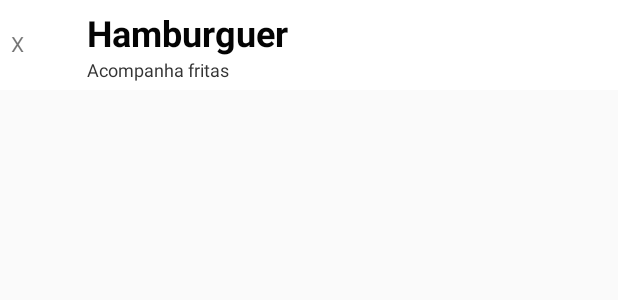
After one commit to Gabriel-Bur/gerenciador-pedidos, an Android app: the layout list_row.xml on its own in the app's theme, with its tools: preview values and no code run, on a phone screen of 412 x 824 dp. The commit adds this screen. Shown: the top 300 px of the screen. Run offline under Robolectric (Android 15) with nearby library versions, the phone set to English and light mode, and no system bars.

Commit message:
versão 1.0.0 funcional

```diff
--- a/app/src/main/java/com/infnet/android/gerenciador_pedidos/CardapioActivity.java
+++ b/app/src/main/java/com/infnet/android/gerenciador_pedidos/CardapioActivity.java
@@ -102,6 +102,7 @@ public class CardapioActivity extends AppCompatActivity {
                 for (DataSnapshot child : dataSnapshot.getChildren()){
                     Item item = child.getValue(Item.class);
                     listaDePratos.add(item);
+
                 }
             }
 
--- a/app/src/main/java/com/infnet/android/gerenciador_pedidos/EditActivity.java
+++ b/app/src/main/java/com/infnet/android/gerenciador_pedidos/EditActivity.java
@@ -190,7 +190,7 @@ public class EditActivity extends AppCompatActivity {
                     int groupPosition = ExpandableListView.getPackedPositionGroup(id);
                     int childPosition = ExpandableListView.getPackedPositionChild(id);
 
-                    DatabaseReference toRemove = referenciaToRemove.child(listaDataHeader.get(groupPosition).toLowerCase()).child(hashMap.get(listaDataHeader.get(groupPosition)).get(childPosition).getItemId());
+                    DatabaseReference toRemove = referenciaToRemove.child(listaDataHeader.get(groupPosition).toLowerCase()) .child(hashMap.get(listaDataHeader.get(groupPosition)).get(childPosition).getItemId());
                     toRemove.removeValue();
                     Toast.makeText(EditActivity.this, "Produto Excluido", Toast.LENGTH_SHORT).show();
                     finish();
--- /dev/null
+++ b/app/src/main/res/drawable/gradient_bg.xml
@@ -0,0 +1,9 @@
+<?xml version="1.0" encoding="utf-8"?>
+<shape xmlns:android="http://schemas.android.com/apk/res/android"
+    android:shape="rectangle">
+    <gradient
+        android:startColor="#ffffff"
+        android:centerColor="#ffffff"
+        android:endColor="#ffffff"
+        android:angle="270" />
+</shape>
--- /dev/null
+++ b/app/src/main/res/drawable/gradient_bg_hover.xml
@@ -0,0 +1,8 @@
+<?xml version="1.0" encoding="utf-8"?>
+<shape xmlns:android="http://schemas.android.com/apk/res/android">
+    <gradient
+        android:startColor="#18d7e5"
+        android:centerColor="#16cedb"
+        android:endColor="#09adb9"
+        android:angle="270" />
+</shape>
--- /dev/null
+++ b/app/src/main/res/drawable/list_selector.xml
@@ -0,0 +1,14 @@
+<?xml version="1.0" encoding="utf-8"?>
+<selector xmlns:android="http://schemas.android.com/apk/res/android">
+    <item
+        android:state_selected="false"
+        android:state_pressed="false"
+        android:drawable="@drawable/gradient_bg" />
+
+    <item android:state_pressed="true"
+        android:drawable="@drawable/gradient_bg_hover" />
+
+    <item android:state_selected="true"
+        android:state_pressed="false"
+        android:drawable="@drawable/gradient_bg_hover" />
+</selector>
--- a/app/src/main/res/layout/activity_encerrar.xml
+++ b/app/src/main/res/layout/activity_encerrar.xml
@@ -24,7 +24,10 @@
         android:layout_alignParentEnd="true"
         android:layout_alignParentRight="true"
         android:layout_below="@+id/encerrar_mesaNumLabel"
-        android:padding="5dp" />
+        android:padding="5dp"
+        android:listSelector="@drawable/list_selector"
+        android:dividerHeight="1dp"
+        android:divider="#b5b5b5"/>
 
     <Button
         android:id="@+id/encerrar_pagamentoBtn"
--- /dev/null
+++ b/app/src/main/res/layout/list_row.xml
@@ -0,0 +1,62 @@
+<?xml version="1.0" encoding="utf-8"?>
+<RelativeLayout xmlns:android="http://schemas.android.com/apk/res/android"
+    android:layout_width="fill_parent"
+    android:layout_height="wrap_content"
+    android:background="@drawable/list_selector"
+    android:orientation="horizontal"
+    android:padding="5dip" >
+
+    <!--  ListRow Left sied Thumbnail image -->
+    <LinearLayout android:id="@+id/thumbnail"
+        android:layout_width="wrap_content"
+        android:layout_height="wrap_content"
+        android:padding="2dp"
+        android:layout_alignParentTop="true"
+        android:layout_alignParentLeft="true"
+        android:layout_alignParentStart="true"
+        android:weightSum="1">
+
+        <TextView
+            android:id="@+id/textView2"
+            android:layout_width="wrap_content"
+            android:layout_height="wrap_content"
+            android:text="X" />
+
+        <TextView
+            android:id="@+id/qtd_list"
+            android:layout_width="40dip"
+            android:layout_height="40dip"
+            android:textSize="25sp" />
+
+    </LinearLayout>
+
+    <!-- Title Of Song-->
+    <TextView
+        android:id="@+id/item"
+        android:layout_width="wrap_content"
+        android:layout_height="wrap_content"
+        android:text="Hamburguer"
+        android:textColor="#040404"
+        android:textSize="24sp"
+        android:textStyle="bold"
+        android:typeface="sans"
+        android:layout_alignParentTop="true"
+        android:layout_toRightOf="@+id/thumbnail"
+        android:layout_toEndOf="@+id/thumbnail" />
+
+    <!-- Artist Name -->
+    <TextView
+        android:id="@+id/description"
+        android:layout_width="fill_parent"
+        android:layout_height="wrap_content"
+        android:text="Acompanha fritas"
+        android:textColor="#343434"
+        android:textSize="12sp"
+        android:layout_below="@+id/item"
+        android:layout_alignLeft="@+id/item"
+        android:layout_alignStart="@+id/item" />
+
+
+
+
+</RelativeLayout>
```
Also changed, not shown: app/src/main/java/Classes/CustomListView.java (added, +60 -0 lines), app/src/main/java/com/infnet/android/gerenciador_pedidos/EncerrarActivity.java (+12 -7 lines), app/src/main/java/com/infnet/android/gerenciador_pedidos/PedidoActivity.java (+5 -11 lines).
